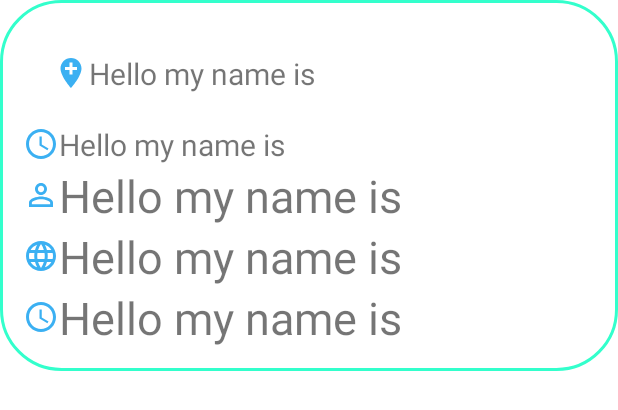
After one commit to maxdota/VaccineAssistant, an Android app: the layout list_item.xml on its own in the app's theme, with its tools: preview values and no code run, on a phone screen of 412 x 824 dp. The commit adds this screen. Shown: the top 410 px of the screen. Run offline under Robolectric (Android 15) with nearby library versions, the phone set to English and light mode, and no system bars.

Commit message:
Fix GPS permission and list_layout

```diff
--- a/app/build.gradle
+++ b/app/build.gradle
@@ -48,6 +48,6 @@ dependencies {
     implementation 'com.google.firebase:firebase-storage:20.0.0'
     implementation platform('com.google.firebase:firebase-bom:29.0.4')
 
-
+    implementation 'com.karumi:dexter:6.2.3'
     implementation 'com.google.android.gms:play-services-location:19.0.1'
 }
--- a/app/src/main/java/vn/noname/vaccineassistant/MainActivity.java
+++ b/app/src/main/java/vn/noname/vaccineassistant/MainActivity.java
@@ -27,6 +27,12 @@ import com.google.android.gms.maps.model.BitmapDescriptor;
 import com.google.android.gms.maps.model.BitmapDescriptorFactory;
 import com.google.android.gms.maps.model.LatLng;
 import com.google.android.gms.maps.model.MarkerOptions;
+import com.karumi.dexter.Dexter;
+import com.karumi.dexter.PermissionToken;
+import com.karumi.dexter.listener.PermissionDeniedResponse;
+import com.karumi.dexter.listener.PermissionGrantedResponse;
+import com.karumi.dexter.listener.PermissionRequest;
+import com.karumi.dexter.listener.single.PermissionListener;
 
 
 import java.util.ArrayList;
@@ -63,8 +69,12 @@ public class MainActivity extends BaseActivity implements OnMapReadyCallback {
         if (mapFragment != null) {
             mapFragment.getMapAsync(this);
         }
-        fusedLocationProviderClient = new FusedLocationProviderClient(this);
-        if (ActivityCompat.checkSelfPermission(MainActivity.this,
+
+
+
+
+       fusedLocationProviderClient = new FusedLocationProviderClient(this);
+        /*if (ActivityCompat.checkSelfPermission(MainActivity.this,
                 Manifest.permission.ACCESS_FINE_LOCATION)==PackageManager.PERMISSION_GRANTED){
             getLocation();
         }else {
@@ -72,9 +82,32 @@ public class MainActivity extends BaseActivity implements OnMapReadyCallback {
             mMap.addMarker(new MarkerOptions().position(location).title("Marker in HCM city").icon(BitmapDescriptorFactory.defaultMarker((float) 197.0)));
             mMap.moveCamera(CameraUpdateFactory.newLatLngZoom(location, 15f));
 
-        }
+        }*/
+        checkLocationPermission();
 
 
+    }
+
+    private void checkLocationPermission() {
+        Dexter.withContext(this).withPermission(Manifest.permission.ACCESS_FINE_LOCATION).withListener(new PermissionListener() {
+            @Override
+            public void onPermissionGranted(PermissionGrantedResponse permissionGrantedResponse) {
+                getLocation();
+            }
+
+            @Override
+            public void onPermissionDenied(PermissionDeniedResponse permissionDeniedResponse) {
+                LatLng location = new LatLng(10.778545, 106.679506);
+                mMap.addMarker(new MarkerOptions().position(location).title("Marker in HCM city").icon(BitmapDescriptorFactory.defaultMarker((float) 197.0)));
+                mMap.moveCamera(CameraUpdateFactory.newLatLngZoom(location, 15f));
+
+            }
+
+            @Override
+            public void onPermissionRationaleShouldBeShown(PermissionRequest permissionRequest, PermissionToken permissionToken) {
+                permissionToken.continuePermissionRequest();
+            }
+        }).check();
     }
 
     @SuppressLint("MissingPermission")
--- /dev/null
+++ b/app/src/main/res/drawable/each_item.xml
@@ -0,0 +1,6 @@
+<?xml version="1.0" encoding="utf-8"?>
+<shape android:shape="rectangle"
+    xmlns:android="http://schemas.android.com/apk/res/android">
+    <corners android:radius="40dp"/>
+    <stroke android:width="2dp" android:color="#33FFCC"/>
+</shape>
--- /dev/null
+++ b/app/src/main/res/drawable/ic_baseline_access_time_24.xml
@@ -0,0 +1,6 @@
+<vector android:height="24dp" android:tint="#3BB0F2"
+    android:viewportHeight="24" android:viewportWidth="24"
+    android:width="24dp" xmlns:android="http://schemas.android.com/apk/res/android">
+    <path android:fillColor="@android:color/white" android:pathData="M11.99,2C6.47,2 2,6.48 2,12s4.47,10 9.99,10C17.52,22 22,17.52 22,12S17.52,2 11.99,2zM12,20c-4.42,0 -8,-3.58 -8,-8s3.58,-8 8,-8 8,3.58 8,8 -3.58,8 -8,8z"/>
+    <path android:fillColor="@android:color/white" android:pathData="M12.5,7H11v6l5.25,3.15 0.75,-1.23 -4.5,-2.67z"/>
+</vector>
--- /dev/null
+++ b/app/src/main/res/drawable/ic_baseline_add_location_24.xml
@@ -0,0 +1,5 @@
+<vector android:height="24dp" android:tint="#3BB0F2"
+    android:viewportHeight="24" android:viewportWidth="24"
+    android:width="24dp" xmlns:android="http://schemas.android.com/apk/res/android">
+    <path android:fillColor="@android:color/white" android:pathData="M12,2C8.14,2 5,5.14 5,9c0,5.25 7,13 7,13s7,-7.75 7,-13c0,-3.86 -3.14,-7 -7,-7zM16,10h-3v3h-2v-3L8,10L8,8h3L11,5h2v3h3v2z"/>
+</vector>
--- /dev/null
+++ b/app/src/main/res/drawable/ic_baseline_language_24.xml
@@ -0,0 +1,5 @@
+<vector android:height="24dp" android:tint="#3BB0F2"
+    android:viewportHeight="24" android:viewportWidth="24"
+    android:width="24dp" xmlns:android="http://schemas.android.com/apk/res/android">
+    <path android:fillColor="@android:color/white" android:pathData="M11.99,2C6.47,2 2,6.48 2,12s4.47,10 9.99,10C17.52,22 22,17.52 22,12S17.52,2 11.99,2zM18.92,8h-2.95c-0.32,-1.25 -0.78,-2.45 -1.38,-3.56 1.84,0.63 3.37,1.91 4.33,3.56zM12,4.04c0.83,1.2 1.48,2.53 1.91,3.96h-3.82c0.43,-1.43 1.08,-2.76 1.91,-3.96zM4.26,14C4.1,13.36 4,12.69 4,12s0.1,-1.36 0.26,-2h3.38c-0.08,0.66 -0.14,1.32 -0.14,2 0,0.68 0.06,1.34 0.14,2L4.26,14zM5.08,16h2.95c0.32,1.25 0.78,2.45 1.38,3.56 -1.84,-0.63 -3.37,-1.9 -4.33,-3.56zM8.03,8L5.08,8c0.96,-1.66 2.49,-2.93 4.33,-3.56C8.81,5.55 8.35,6.75 8.03,8zM12,19.96c-0.83,-1.2 -1.48,-2.53 -1.91,-3.96h3.82c-0.43,1.43 -1.08,2.76 -1.91,3.96zM14.34,14L9.66,14c-0.09,-0.66 -0.16,-1.32 -0.16,-2 0,-0.68 0.07,-1.35 0.16,-2h4.68c0.09,0.65 0.16,1.32 0.16,2 0,0.68 -0.07,1.34 -0.16,2zM14.59,19.56c0.6,-1.11 1.06,-2.31 1.38,-3.56h2.95c-0.96,1.65 -2.49,2.93 -4.33,3.56zM16.36,14c0.08,-0.66 0.14,-1.32 0.14,-2 0,-0.68 -0.06,-1.34 -0.14,-2h3.38c0.16,0.64 0.26,1.31 0.26,2s-0.1,1.36 -0.26,2h-3.38z"/>
+</vector>
--- /dev/null
+++ b/app/src/main/res/drawable/ic_baseline_monetization_on_24.xml
@@ -0,0 +1,5 @@
+<vector android:height="24dp" android:tint="#3BB0F2"
+    android:viewportHeight="24" android:viewportWidth="24"
+    android:width="24dp" xmlns:android="http://schemas.android.com/apk/res/android">
+    <path android:fillColor="@android:color/white" android:pathData="M12,2C6.48,2 2,6.48 2,12s4.48,10 10,10 10,-4.48 10,-10S17.52,2 12,2zM13.41,18.09L13.41,20h-2.67v-1.93c-1.71,-0.36 -3.16,-1.46 -3.27,-3.4h1.96c0.1,1.05 0.82,1.87 2.65,1.87 1.96,0 2.4,-0.98 2.4,-1.59 0,-0.83 -0.44,-1.61 -2.67,-2.14 -2.48,-0.6 -4.18,-1.62 -4.18,-3.67 0,-1.72 1.39,-2.84 3.11,-3.21L10.74,4h2.67v1.95c1.86,0.45 2.79,1.86 2.85,3.39L14.3,9.34c-0.05,-1.11 -0.64,-1.87 -2.22,-1.87 -1.5,0 -2.4,0.68 -2.4,1.64 0,0.84 0.65,1.39 2.67,1.91s4.18,1.39 4.18,3.91c-0.01,1.83 -1.38,2.83 -3.12,3.16z"/>
+</vector>
--- /dev/null
+++ b/app/src/main/res/drawable/ic_baseline_perm_identity_24.xml
@@ -0,0 +1,5 @@
+<vector android:height="24dp" android:tint="#3BB0F2"
+    android:viewportHeight="24" android:viewportWidth="24"
+    android:width="24dp" xmlns:android="http://schemas.android.com/apk/res/android">
+    <path android:fillColor="@android:color/white" android:pathData="M12,5.9c1.16,0 2.1,0.94 2.1,2.1s-0.94,2.1 -2.1,2.1S9.9,9.16 9.9,8s0.94,-2.1 2.1,-2.1m0,9c2.97,0 6.1,1.46 6.1,2.1v1.1L5.9,18.1L5.9,17c0,-0.64 3.13,-2.1 6.1,-2.1M12,4C9.79,4 8,5.79 8,8s1.79,4 4,4 4,-1.79 4,-4 -1.79,-4 -4,-4zM12,13c-2.67,0 -8,1.34 -8,4v3h16v-3c0,-2.66 -5.33,-4 -8,-4z"/>
+</vector>
--- /dev/null
+++ b/app/src/main/res/layout/list_item.xml
@@ -0,0 +1,100 @@
+<?xml version="1.0" encoding="utf-8"?>
+<RelativeLayout xmlns:android="http://schemas.android.com/apk/res/android"
+    android:layout_width="match_parent"
+    android:layout_height="wrap_content"
+    android:background="@drawable/each_item"
+    android:padding="15dp"
+    >
+
+        <LinearLayout
+            android:padding="20dp"
+            android:id="@+id/address"
+            android:layout_width="match_parent"
+            android:layout_height="wrap_content"
+            android:orientation="horizontal">
+                <ImageView
+                    android:layout_width="wrap_content"
+                    android:layout_height="wrap_content"
+                    android:src="@drawable/ic_baseline_add_location_24"
+                    android:layout_gravity="center"/>
+
+                <TextView
+                    android:layout_width="match_parent"
+                    android:layout_height="wrap_content"
+                    android:text="Hello my name is"
+                    android:textSize="20dp" />
+        </LinearLayout>
+
+        <LinearLayout
+            android:id="@+id/time"
+            android:layout_below="@+id/address"
+            android:layout_width="match_parent"
+            android:layout_height="wrap_content"
+            android:orientation="horizontal">
+                <ImageView
+                    android:layout_width="wrap_content"
+                    android:layout_height="wrap_content"
+                    android:src="@drawable/ic_baseline_access_time_24"
+                    android:layout_gravity="center"/>
+
+                <TextView
+                    android:layout_width="match_parent"
+                    android:layout_height="wrap_content"
+                    android:text="Hello my name is"
+                    android:textSize="20dp" />
+        </LinearLayout>
+        <LinearLayout
+            android:id="@+id/age"
+            android:layout_below="@+id/time"
+            android:layout_width="match_parent"
+            android:layout_height="wrap_content"
+            android:orientation="horizontal">
+                <ImageView
+                    android:layout_width="wrap_content"
+                    android:layout_height="wrap_content"
+                    android:src="@drawable/ic_baseline_perm_identity_24"
+                    android:layout_gravity="center"/>
+
+                <TextView
+                    android:layout_width="match_parent"
+                    android:layout_height="wrap_content"
+                    android:text="Hello my name is"
+                    android:textSize="30dp" />
+        </LinearLayout>
+        <LinearLayout
+            android:id="@+id/region"
+            android:layout_below="@+id/age"
+            android:layout_width="match_parent"
+            android:layout_height="wrap_content"
+            android:orientation="horizontal">
+                <ImageView
+                    android:layout_width="wrap_content"
+                    android:layout_height="wrap_content"
+                    android:src="@drawable/ic_baseline_language_24"
+                    android:layout_gravity="center"/>
+
+                <TextView
+                    android:layout_width="match_parent"
+                    android:layout_height="wrap_content"
+                    android:text="Hello my name is"
+                    android:textSize="30dp" />
+        </LinearLayout>
+        <LinearLayout
+            android:id="@+id/payment"
+            android:layout_below="@+id/region"
+            android:layout_width="match_parent"
+            android:layout_height="wrap_content"
+            android:orientation="horizontal">
+                <ImageView
+                    android:layout_width="wrap_content"
+                    android:layout_height="wrap_content"
+                    android:src="@drawable/ic_baseline_access_time_24"
+                    android:layout_gravity="center"/>
+
+                <TextView
+                    android:layout_width="match_parent"
+                    android:layout_height="wrap_content"
+                    android:text="Hello my name is"
+                    android:textSize="30dp" />
+        </LinearLayout>
+</RelativeLayout>
```
